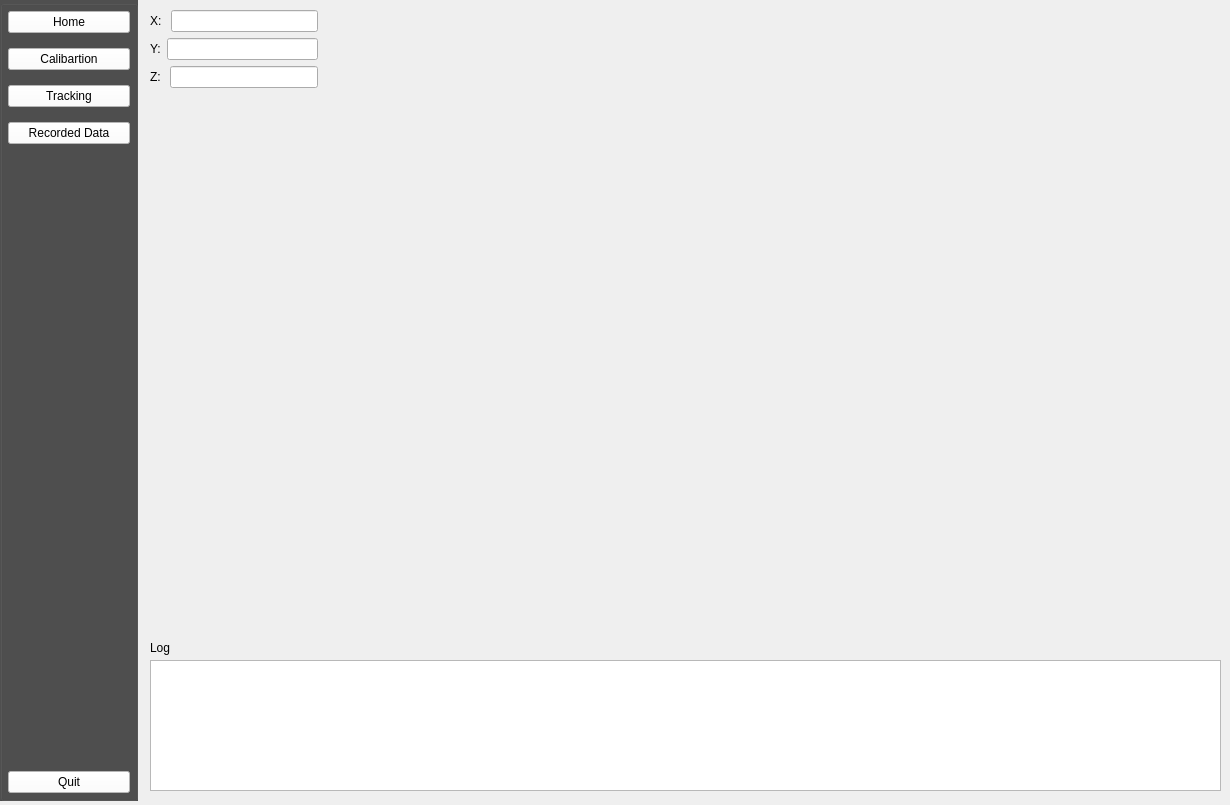
This is MainApp.ui in anton-freddy/pir_localisation as Qt 5 draws it before an edit. The edited form follows.
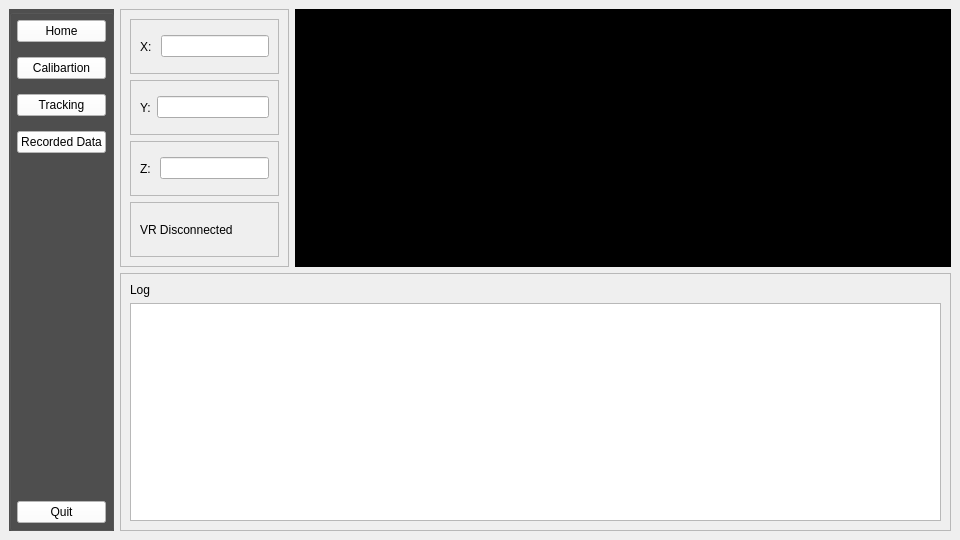
This is the edited form.

Commit message: Added plot, fixed layouts for resize

```diff
--- a/MainApp.ui
+++ b/MainApp.ui
@@ -9,26 +9,29 @@
    <rect>
     <x>0</x>
     <y>0</y>
-    <width>1230</width>
-    <height>805</height>
+    <width>960</width>
+    <height>540</height>
    </rect>
   </property>
+  <property name="minimumSize">
+   <size>
+    <width>960</width>
+    <height>540</height>
+   </size>
+  </property>
   <property name="windowTitle">
    <string>MainWindow</string>
   </property>
+  <property name="styleSheet">
+   <string notr="true">font: 10pt &quot;SF Pro Bold&quot;;</string>
+  </property>
   <widget class="QWidget" name="centralwidget">
    <property name="enabled">
     <bool>true</bool>
    </property>
+   <layout class="QGridLayout" name="gridLayout_2">
+    <item row="0" column="0">
    <widget class="QGroupBox" name="sideBarGroup">
-    <property name="geometry">
-     <rect>
-      <x>0</x>
-      <y>0</y>
-      <width>138</width>
-      <height>801</height>
-     </rect>
-    </property>
     <property name="mouseTracking">
      <bool>false</bool>
     </property>
@@ -93,6 +96,9 @@
        </item>
        <item>
         <spacer name="verticalSpacer">
+           <property name="orientation">
+            <enum>Qt::Vertical</enum>
+           </property>
          <property name="sizeHint" stdset="0">
           <size>
            <width>20</width>
@@ -112,43 +118,27 @@
      </item>
     </layout>
    </widget>
-   <widget class="QListView" name="log_box">
-    <property name="geometry">
-     <rect>
-      <x>150</x>
-      <y>660</y>
-      <width>1071</width>
-      <height>131</height>
-     </rect>
-    </property>
-   </widget>
-   <widget class="QLabel" name="label">
-    <property name="geometry">
-     <rect>
-      <x>150</x>
-      <y>640</y>
-      <width>49</width>
-      <height>16</height>
-     </rect>
-    </property>
-    <property name="text">
-     <string>Log</string>
-    </property>
-   </widget>
-   <widget class="QWidget" name="gridLayoutWidget">
-    <property name="geometry">
-     <rect>
-      <x>150</x>
-      <y>10</y>
-      <width>941</width>
-      <height>602</height>
-     </rect>
-    </property>
-    <layout class="QGridLayout" name="gridLayout">
+    </item>
+    <item row="0" column="1">
+     <layout class="QFormLayout" name="formLayout">
      <item row="0" column="0">
-      <layout class="QVBoxLayout" name="verticalLayout">
+       <widget class="QFrame" name="cord_frame">
+        <property name="frameShape">
+         <enum>QFrame::StyledPanel</enum>
+        </property>
+        <property name="frameShadow">
+         <enum>QFrame::Raised</enum>
+        </property>
+        <layout class="QVBoxLayout" name="verticalLayout_4">
        <item>
-        <layout class="QHBoxLayout" name="horizontalLayout_2">
+          <widget class="QFrame" name="xCord_frame">
+           <property name="frameShape">
+            <enum>QFrame::StyledPanel</enum>
+           </property>
+           <property name="frameShadow">
+            <enum>QFrame::Raised</enum>
+           </property>
+           <layout class="QHBoxLayout" name="horizontalLayout_5">
          <item>
           <widget class="QLabel" name="xLabel">
            <property name="text">
@@ -167,9 +157,17 @@
           </widget>
          </item>
         </layout>
+          </widget>
        </item>
        <item>
-        <layout class="QHBoxLayout" name="horizontalLayout_3">
+          <widget class="QFrame" name="yCord_frame">
+           <property name="frameShape">
+            <enum>QFrame::StyledPanel</enum>
+           </property>
+           <property name="frameShadow">
+            <enum>QFrame::Raised</enum>
+           </property>
+           <layout class="QHBoxLayout" name="horizontalLayout_6">
          <item>
           <widget class="QLabel" name="yLabel">
            <property name="text">
@@ -188,9 +186,17 @@
           </widget>
          </item>
         </layout>
+          </widget>
        </item>
        <item>
-        <layout class="QHBoxLayout" name="horizontalLayout_4">
+          <widget class="QFrame" name="zCord_frame">
+           <property name="frameShape">
+            <enum>QFrame::StyledPanel</enum>
+           </property>
+           <property name="frameShadow">
+            <enum>QFrame::Raised</enum>
+           </property>
+           <layout class="QHBoxLayout" name="horizontalLayout_7">
          <item>
           <widget class="QLabel" name="zLabel">
            <property name="text">
@@ -209,67 +215,87 @@
           </widget>
          </item>
         </layout>
+          </widget>
        </item>
        <item>
-        <spacer name="verticalSpacer_2">
-         <property name="orientation">
-          <enum>Qt::Vertical</enum>
-         </property>
-         <property name="sizeHint" stdset="0">
-          <size>
-           <width>20</width>
-           <height>40</height>
-          </size>
-         </property>
-        </spacer>
-       </item>
-      </layout>
-     </item>
-     <item row="0" column="2">
-      <widget class="QStackedWidget" name="pagesWidget">
-       <property name="enabled">
-        <bool>true</bool>
-       </property>
-       <property name="minimumSize">
-        <size>
-         <width>600</width>
-         <height>600</height>
-        </size>
-       </property>
-       <property name="currentIndex">
-        <number>0</number>
-       </property>
-       <widget class="QWidget" name="HomePage">
-        <widget class="QWidget" name="homeMap" native="true">
-         <property name="geometry">
-          <rect>
-           <x>0</x>
-           <y>0</y>
-           <width>600</width>
-           <height>600</height>
-          </rect>
-         </property>
-        </widget>
-       </widget>
-       <widget class="QWidget" name="TrackingPage"/>
-       <widget class="QWidget" name="DataPage"/>
+          <widget class="QFrame" name="frame">
+           <property name="frameShape">
+            <enum>QFrame::StyledPanel</enum>
+           </property>
+           <property name="frameShadow">
+            <enum>QFrame::Raised</enum>
+           </property>
+           <layout class="QVBoxLayout" name="verticalLayout_3">
+            <item>
+             <widget class="QLabel" name="VRstatus_label">
+              <property name="text">
+               <string>VR Disconnected</string>
+              </property>
+             </widget>
+            </item>
+           </layout>
+          </widget>
+         </item>
+        </layout>
+       </widget>
+      </item>
+      <item row="1" column="0" colspan="2">
+       <widget class="QFrame" name="log_frame">
+        <property name="frameShape">
+         <enum>QFrame::StyledPanel</enum>
+        </property>
+        <property name="frameShadow">
+         <enum>QFrame::Raised</enum>
+        </property>
+        <layout class="QVBoxLayout" name="verticalLayout_2">
+         <item>
+          <widget class="QLabel" name="label">
+           <property name="text">
+            <string>Log</string>
+           </property>
+          </widget>
+         </item>
+         <item>
+          <widget class="QListView" name="log_box"/>
+         </item>
+        </layout>
       </widget>
      </item>
      <item row="0" column="1">
-      <spacer name="horizontalSpacer">
-       <property name="orientation">
-        <enum>Qt::Horizontal</enum>
-       </property>
-       <property name="sizeHint" stdset="0">
+       <widget class="QFrame" name="plotFrameContainer">
+        <property name="sizePolicy">
+         <sizepolicy hsizetype="Expanding" vsizetype="Expanding">
+          <horstretch>0</horstretch>
+          <verstretch>0</verstretch>
+         </sizepolicy>
+        </property>
+        <property name="minimumSize">
         <size>
-         <width>40</width>
-         <height>20</height>
-        </size>
-       </property>
-      </spacer>
-     </item>
-    </layout>
-   </widget>
+          <width>200</width>
+          <height>200</height>
+         </size>
+        </property>
+        <property name="sizeIncrement">
+         <size>
+          <width>1</width>
+          <height>1</height>
+         </size>
+        </property>
+        <property name="baseSize">
+         <size>
+          <width>500</width>
+          <height>500</height>
+         </size>
+        </property>
+        <property name="styleSheet">
+         <string notr="true">background-color: rgb(0, 0, 0);
+width: 200</string>
+        </property>
+       </widget>
+      </item>
+     </layout>
+    </item>
+   </layout>
   </widget>
  </widget>
  <resources/>
```
Lines whose indentation alone changed are shown as unchanged. The commit also changes 5 other files.
